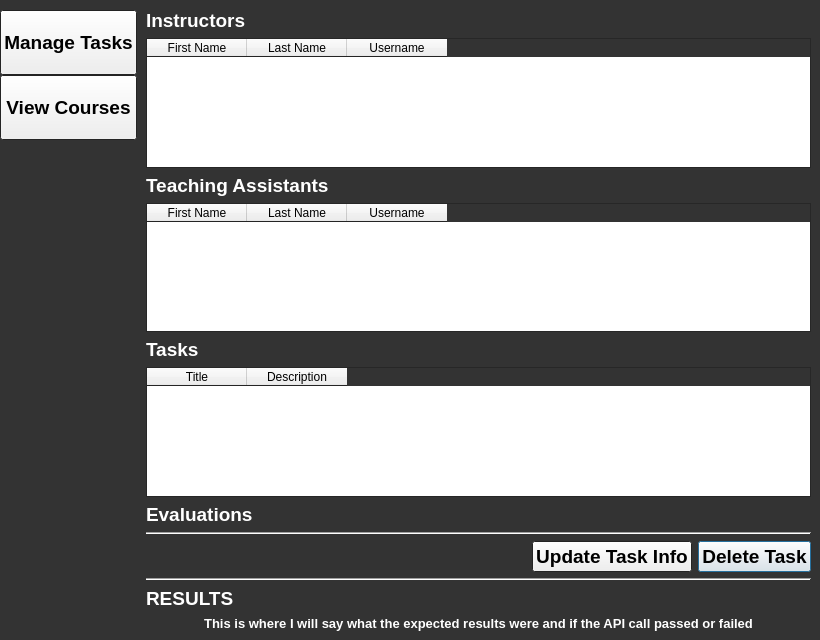
The window that TAEval-Client/apiwindow.ui (wfairclough/TAE) describes before a commit, drawn with Qt 5.
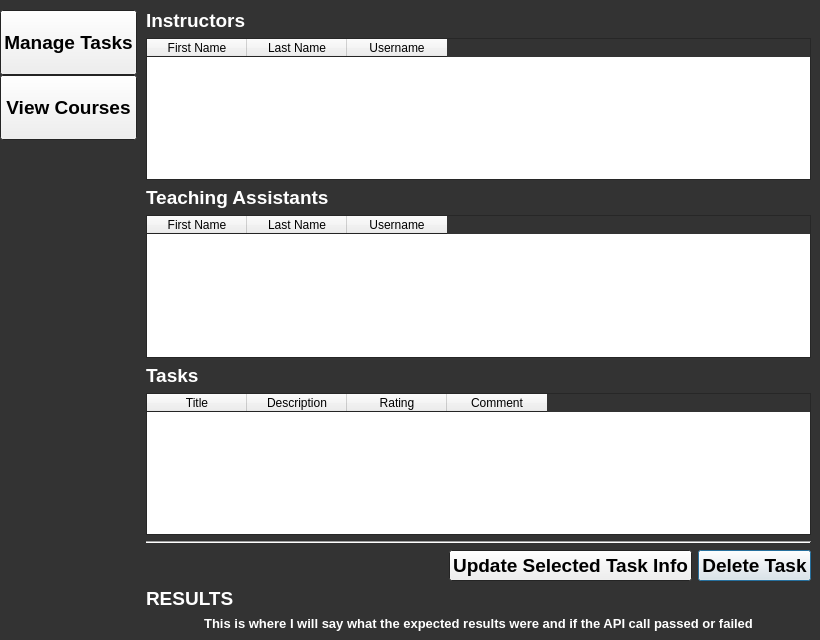
The same window after the commit.

Commit message: Update Task button is only clickable when appropriate

```diff
--- a/TAEval-Client/apiwindow.ui
+++ b/TAEval-Client/apiwindow.ui
@@ -446,13 +446,16 @@
                <string>Description</string>
               </property>
              </column>
-            </widget>
-           </item>
-           <item>
-            <widget class="QLabel" name="mt_evaluationLabe">
-             <property name="text">
-              <string>Evaluations</string>
-             </property>
+             <column>
+              <property name="text">
+               <string>Rating</string>
+              </property>
+             </column>
+             <column>
+              <property name="text">
+               <string>Comment</string>
+              </property>
+             </column>
             </widget>
            </item>
            <item>
@@ -480,7 +483,7 @@
              <item>
               <widget class="QPushButton" name="mt_update">
                <property name="text">
-                <string>Update Task Info</string>
+                <string>Update Selected Task Info</string>
                </property>
               </widget>
              </item>
@@ -505,13 +508,6 @@
              </item>
             </layout>
            </item>
-           <item>
-            <widget class="Line" name="line_2">
-             <property name="orientation">
-              <enum>Qt::Horizontal</enum>
-             </property>
-            </widget>
-           </item>
            <item>
             <widget class="QLabel" name="mt_resultsTitleText">
              <property name="text">
```
The commit also changes 2 other files.
